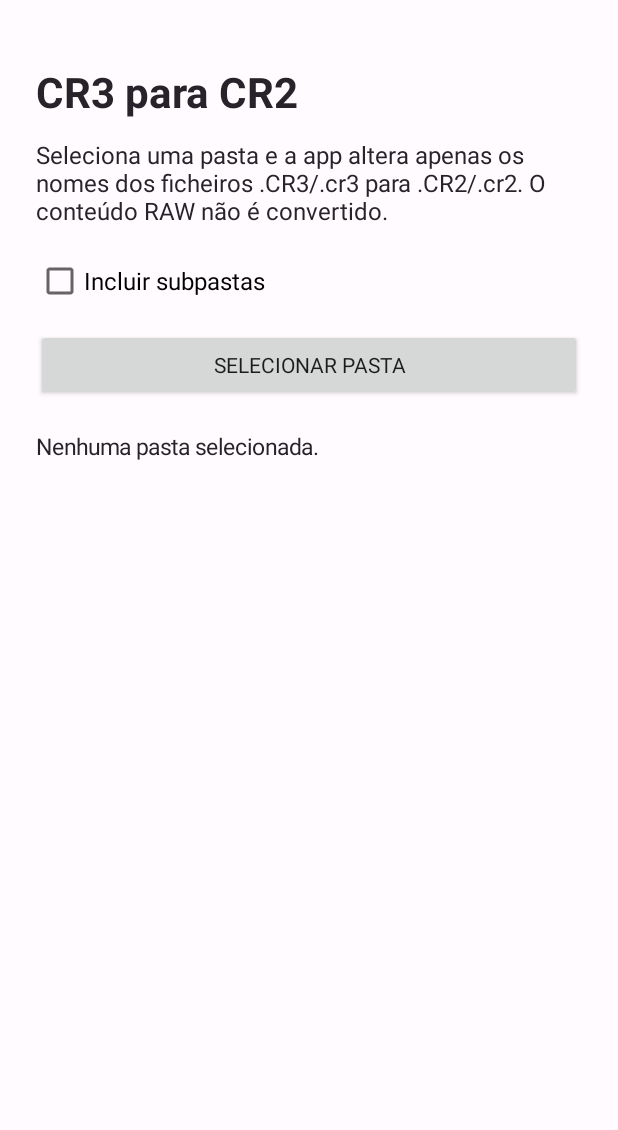
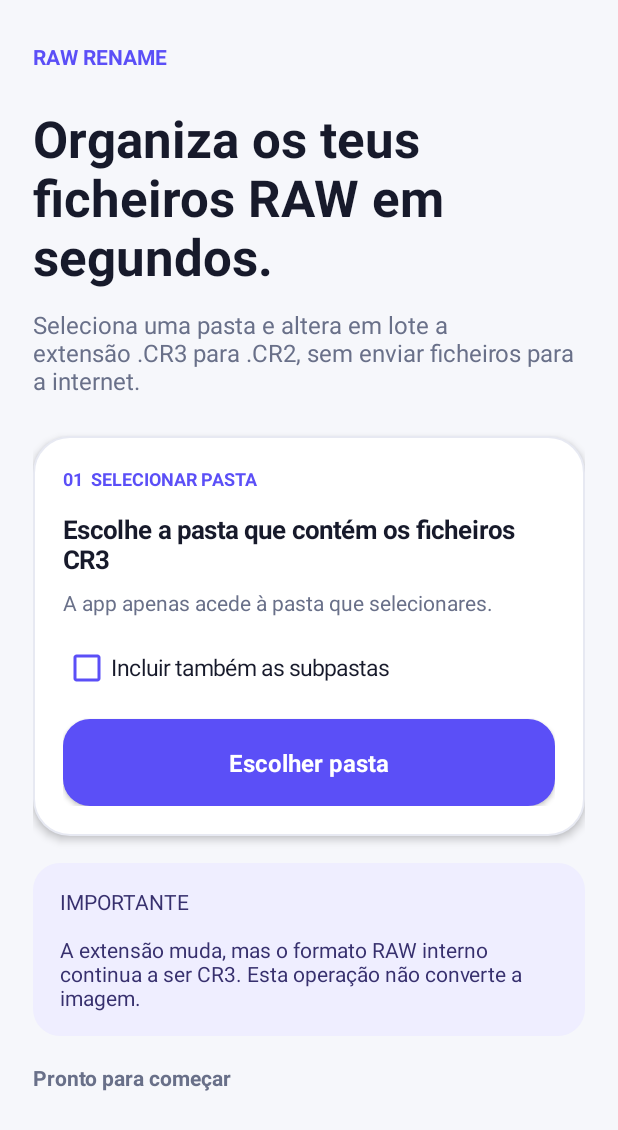
Before and after one commit to brunomcb/CR3paraCR2, an Android app: the screen it shows after launch (MainActivity), on a phone screen of 412 x 824 dp. Shown: the top 1130 px of the screen. Run offline under Robolectric (Android 15) with nearby library versions, the phone set to English and light mode, and no system bars.

Commit message:
Update general app ui

```diff
--- a/CR3paraCR2/app/build.gradle
+++ b/CR3paraCR2/app/build.gradle
@@ -8,7 +8,7 @@ android {
         applicationId 'pt.brunobonito.cr3paracr2'
         minSdk 21
         targetSdk 35
-        versionCode 1
-        versionName '1.0'
+        versionCode 2
+        versionName '1.1'
     }
 }
--- a/CR3paraCR2/app/src/main/java/pt/brunobonito/cr3paracr2/MainActivity.java
+++ b/CR3paraCR2/app/src/main/java/pt/brunobonito/cr3paracr2/MainActivity.java
@@ -18,31 +18,25 @@ public class MainActivity extends Activity {
 
     @Override public void onCreate(Bundle b) {
         super.onCreate(b);
-        int pad = dp(24);
-        LinearLayout box = new LinearLayout(this);
-        box.setOrientation(LinearLayout.VERTICAL);
-        box.setPadding(pad, dp(42), pad, pad);
-        box.setBackgroundColor(Color.rgb(255,251,254));
-
-        TextView title = text("CR3 para CR2", 28, true);
-        TextView desc = text("Seleciona uma pasta e a app altera apenas os nomes dos ficheiros .CR3/.cr3 para .CR2/.cr2. O conteúdo RAW não é convertido.", 16, false);
-        recursive = new CheckBox(this);
-        recursive.setText("Incluir subpastas");
-        recursive.setTextSize(16);
-        choose = new Button(this);
-        choose.setText("Selecionar pasta");
-        choose.setOnClickListener(v -> pickFolder());
-        status = text("Nenhuma pasta selecionada.", 15, false);
-        status.setTextIsSelectable(true);
-
-        box.addView(title, lp(0, 12));
-        box.addView(desc, lp(0, 20));
-        box.addView(recursive, lp(0, 16));
-        box.addView(choose, lp(0, 20));
-        box.addView(status, lp(0, 0));
-        setContentView(box);
+        getWindow().setStatusBarColor(Color.rgb(246,247,251));
+        getWindow().getDecorView().setSystemUiVisibility(View.SYSTEM_UI_FLAG_LIGHT_STATUS_BAR);
+        ScrollView scroll=new ScrollView(this); scroll.setFillViewport(true); scroll.setBackgroundColor(Color.rgb(246,247,251));
+        LinearLayout page=new LinearLayout(this); page.setOrientation(LinearLayout.VERTICAL); page.setPadding(dp(22),dp(28),dp(22),dp(30));
+        scroll.addView(page,new ScrollView.LayoutParams(-1,-2));
+        TextView brand=text("RAW RENAME",14,true); brand.setTextColor(Color.rgb(91,79,247)); page.addView(brand,lp(0,22));
+        TextView title=text("Organiza os teus ficheiros RAW em segundos.",34,true); title.setTextColor(Color.rgb(23,26,43)); page.addView(title,lp(0,12));
+        TextView desc=text("Seleciona uma pasta e altera em lote a extensão .CR3 para .CR2, sem enviar ficheiros para a internet.",16,false); desc.setTextColor(Color.rgb(105,112,137)); page.addView(desc,lp(0,26));
+        LinearLayout card=new LinearLayout(this); card.setOrientation(LinearLayout.VERTICAL); card.setBackgroundResource(R.drawable.card); card.setElevation(dp(3));
+        TextView step=text("01  SELECIONAR PASTA",12,true); step.setTextColor(Color.rgb(91,79,247)); card.addView(step,lp(0,14));
+        TextView hint=text("Escolhe a pasta que contém os ficheiros CR3",17,true); hint.setTextColor(Color.rgb(23,26,43)); card.addView(hint,lp(0,8));
+        TextView privacy=text("A app apenas acede à pasta que selecionares.",14,false); privacy.setTextColor(Color.rgb(105,112,137)); card.addView(privacy,lp(0,18));
+        recursive=new CheckBox(this); recursive.setText("Incluir também as subpastas"); recursive.setTextSize(15); recursive.setTextColor(Color.rgb(23,26,43)); recursive.setButtonTintList(android.content.res.ColorStateList.valueOf(Color.rgb(91,79,247))); card.addView(recursive,lp(0,18));
+        choose=new Button(this); choose.setAllCaps(false); choose.setText("Escolher pasta"); choose.setTextColor(Color.WHITE); choose.setTextSize(16); choose.setTypeface(null,1); choose.setBackgroundResource(R.drawable.button_primary); choose.setOnClickListener(v->pickFolder()); card.addView(choose,new LinearLayout.LayoutParams(-1,dp(58)));
+        page.addView(card,lp(0,18));
+        TextView warning=text("IMPORTANTE\n\nA extensão muda, mas o formato RAW interno continua a ser CR3. Esta operação não converte a imagem.",14,false); warning.setTextColor(Color.rgb(55,48,110)); warning.setPadding(dp(18),dp(16),dp(18),dp(16)); warning.setBackground(roundBg(Color.rgb(239,238,255),18)); page.addView(warning,lp(0,18));
+        status=text("Pronto para começar",14,true); status.setTextColor(Color.rgb(105,112,137)); status.setTextIsSelectable(true); page.addView(status,lp(0,0)); setContentView(scroll);
     }
-
+    private android.graphics.drawable.GradientDrawable roundBg(int color,int radius){android.graphics.drawable.GradientDrawable g=new android.graphics.drawable.GradientDrawable();g.setColor(color);g.setCornerRadius(dp(radius));return g;}
     private TextView text(String s, int sp, boolean bold) {
         TextView t = new TextView(this); t.setText(s); t.setTextSize(sp); t.setTextColor(Color.rgb(40,35,42));
         if (bold) t.setTypeface(null, 1); return t;
--- /dev/null
+++ b/CR3paraCR2/app/src/main/res/drawable/button_primary.xml
@@ -0,0 +1 @@
+<selector xmlns:android="http://schemas.android.com/apk/res/android"><item android:state_pressed="true"><shape><solid android:color="#4539D7"/><corners android:radius="18dp"/></shape></item><item><shape><solid android:color="#5B4FF7"/><corners android:radius="18dp"/></shape></item></selector>
--- /dev/null
+++ b/CR3paraCR2/app/src/main/res/drawable/card.xml
@@ -0,0 +1 @@
+<shape xmlns:android="http://schemas.android.com/apk/res/android"><solid android:color="#FFFFFF"/><corners android:radius="24dp"/><stroke android:width="1dp" android:color="#E7E9F2"/><padding android:left="20dp" android:top="20dp" android:right="20dp" android:bottom="20dp"/></shape>
--- /dev/null
+++ b/CR3paraCR2/app/src/main/res/values/colors.xml
@@ -0,0 +1 @@
+<resources><color name="bg">#F6F7FB</color><color name="primary">#5B4FF7</color><color name="ink">#171A2B</color><color name="muted">#697089</color></resources>
--- a/CR3paraCR2/app/src/main/res/values/styles.xml
+++ b/CR3paraCR2/app/src/main/res/values/styles.xml
@@ -1,8 +1 @@
-<resources>
-    <style name="AppTheme" parent="android:style/Theme.Material.Light.NoActionBar">
-        <item name="android:fontFamily">sans</item>
-        <item name="android:colorAccent">#6750A4</item>
-        <item name="android:navigationBarColor">#F7F2FA</item>
-        <item name="android:statusBarColor">#6750A4</item>
-    </style>
-</resources>
+<resources><style name="AppTheme" parent="android:style/Theme.Material.Light.NoActionBar"><item name="android:fontFamily">sans</item><item name="android:windowLightStatusBar">true</item><item name="android:statusBarColor">#F6F7FB</item><item name="android:navigationBarColor">#F6F7FB</item><item name="android:colorAccent">#5B4FF7</item></style></resources>
```
